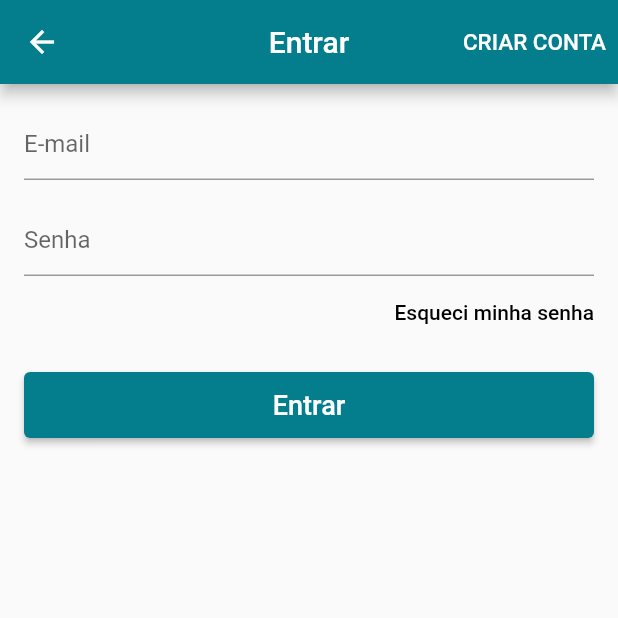
After one commit to moraisbrian/Flutter, a Flutter app: the LoginScreen screen opened directly, on a phone screen of 412 x 824 dp, the top half of it. The commit adds this screen. Run offline on Flutter 3.47's test engine with Material 2 defaults, Android fonts, the phone set to English and light mode, and no system bars; our stand-ins replace carousel_pro, cloud_firestore, firebase_auth, firebase_core, firebase_storage, google_sign_in and 4 more; accounts and stored records are empty.

Commit message:
Aula 152

```diff
--- a/loja_virtual/lib/main.dart
+++ b/loja_virtual/lib/main.dart
@@ -1,6 +1,7 @@
 import 'package:firebase_core/firebase_core.dart';
 import 'package:flutter/material.dart';
 import 'package:loja_virtual/screens/home_screen.dart';
+import 'package:loja_virtual/screens/login_screen.dart';
 
 void main() {
   WidgetsFlutterBinding.ensureInitialized();
--- /dev/null
+++ b/loja_virtual/lib/screens/login_screen.dart
@@ -0,0 +1,106 @@
+import 'package:flutter/material.dart';
+
+class LoginScreen extends StatelessWidget {
+  final _key = GlobalKey<FormState>();
+  @override
+  Widget build(BuildContext context) {
+    return Scaffold(
+      appBar: AppBar(
+        title: Text('Entrar'),
+        centerTitle: true,
+        actions: [
+          TextButton(
+            child: Text(
+              'CRIAR CONTA',
+              style: TextStyle(
+                fontSize: 15.0,
+                color: Colors.white,
+              ),
+            ),
+            onPressed: () {},
+          ),
+        ],
+      ),
+      body: Form(
+        key: _key,
+        child: ListView(
+          padding: EdgeInsets.all(16.0),
+          children: [
+            TextFormField(
+              validator: (text) {
+                if (text.isEmpty || !text.contains('@'))
+                  return 'E-mail inválido';
+                else
+                  return null;
+              },
+              decoration: InputDecoration(
+                hintText: 'E-mail',
+              ),
+              keyboardType: TextInputType.emailAddress,
+            ),
+            SizedBox(
+              height: 16.0,
+            ),
+            TextFormField(
+              validator: (text) {
+                if (text.isEmpty || text.length < 6)
+                  return 'Senha inválida';
+                else
+                  return null;
+              },
+              decoration: InputDecoration(
+                hintText: 'Senha',
+              ),
+              obscureText: true,
+            ),
+            Align(
+              alignment: Alignment.centerRight,
+              child: TextButton(
+                style: TextButton.styleFrom(
+                  padding: EdgeInsets.zero,
+                ),
+                onPressed: () {},
+                child: Text(
+                  'Esqueci minha senha',
+                  textAlign: TextAlign.right,
+                  style: TextStyle(
+                    color: Colors.black,
+                  ),
+                ),
+              ),
+            ),
+            SizedBox(
+              height: 16.0,
+            ),
+            SizedBox(
+              height: 44.0,
+              child: ElevatedButton(
+                onPressed: () {
+                  if (_key.currentState.validate()) {}
+                },
+                child: Text(
+                  'Entrar',
+                  style: TextStyle(
+                    fontSize: 18.0,
+                    color: Colors.white,
+                  ),
+                ),
+                style: ButtonStyle(
+                  backgroundColor: MaterialStateProperty.resolveWith<Color>(
+                    (Set<MaterialState> states) {
+                      if (states.contains(MaterialState.disabled)) {
+                        return Colors.grey[400];
+                      } else {
+                        return Theme.of(context).primaryColor;
+                      }
+                    },
+                  ),
+                ),
+              ),
+            )
+          ],
+        ),
+      ),
+    );
+  }
+}
--- a/loja_virtual/lib/tabs/products_tab.dart
+++ b/loja_virtual/lib/tabs/products_tab.dart
@@ -9,7 +9,9 @@ class ProductsTab extends StatelessWidget {
       future: FirebaseFirestore.instance.collection('products').get(),
       builder: (context, snapshot) {
         if (!snapshot.hasData) {
-          return CircularProgressIndicator();
+          return Center(
+            child: CircularProgressIndicator(),
+          );
         } else {
           var tales = ListTile.divideTiles(
                   tiles: snapshot.data.docs.map((doc) {
```
Also changed, not shown: loja_virtual/lib/screens/category_screen.dart (added, +83 -0 lines), loja_virtual/lib/screens/product_screen.dart (added, +154 -0 lines), loja_virtual/lib/tiles/category_tile.dart (+8 -1 lines), loja_virtual/lib/tiles/product_tile.dart (added, +98 -0 lines).
